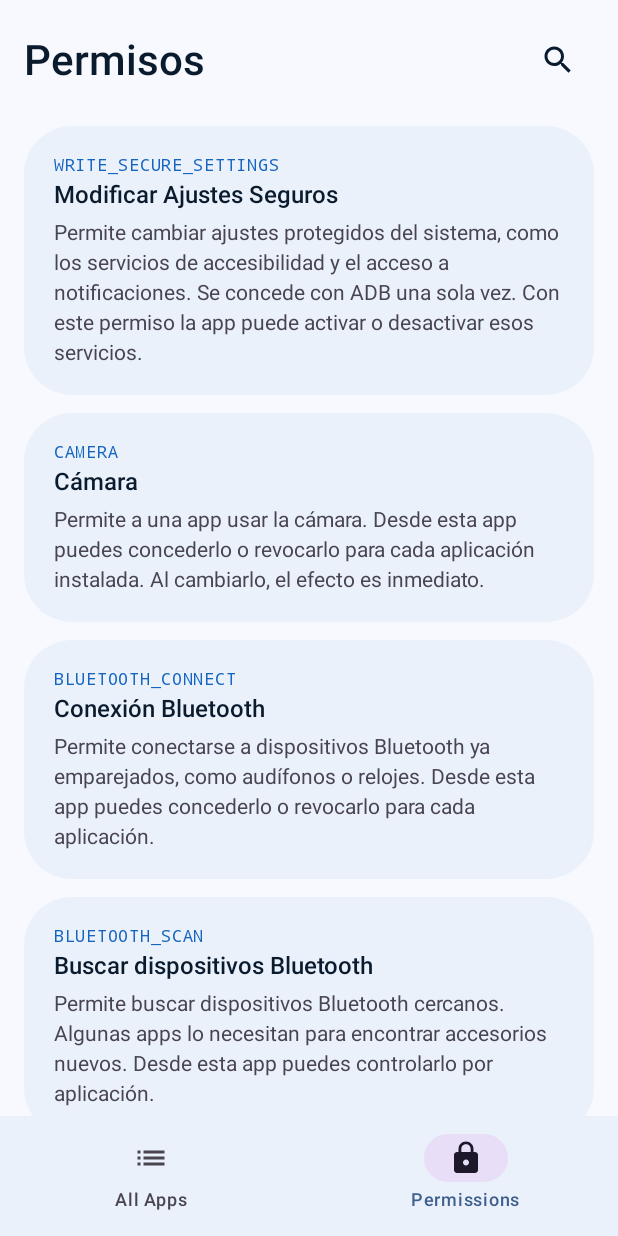
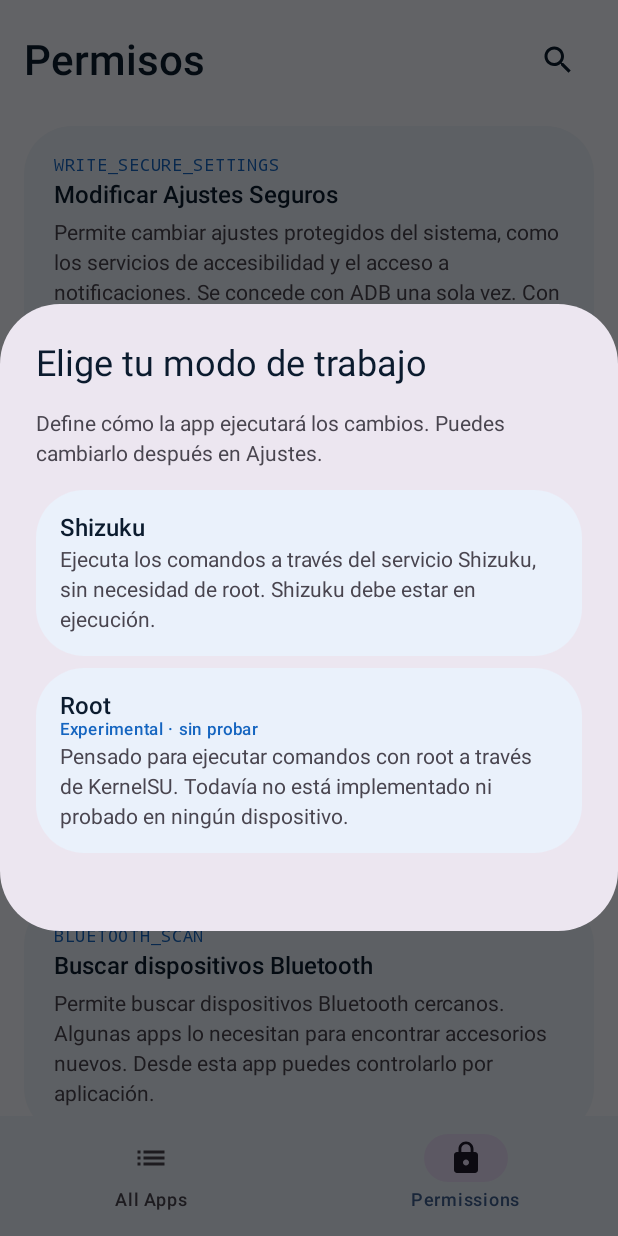
Before and after one commit to francoDev-Ddgh/Permission-Manager-AppOps, an Android app built with Jetpack Compose: the screen it shows after launch (MainActivity), item 2 of the bottom bar chosen, on a phone screen of 412 x 824 dp. Run offline under Robolectric (Android 15) with nearby library versions, the phone set to English and light mode, and no system bars.

Commit message:
feat: first-run work mode chooser dialog; request Shizuku on select

```diff
--- a/app/src/main/java/com/francodev/appops/ui/AppRoot.kt
+++ b/app/src/main/java/com/francodev/appops/ui/AppRoot.kt
@@ -1,23 +1,37 @@
 package com.francodev.appops.ui
 
 import androidx.activity.compose.BackHandler
+import androidx.compose.foundation.layout.Column
+import androidx.compose.foundation.layout.Spacer
+import androidx.compose.foundation.layout.fillMaxWidth
+import androidx.compose.foundation.layout.height
 import androidx.compose.foundation.layout.padding
 import androidx.compose.material.icons.Icons
 import androidx.compose.material.icons.filled.List
 import androidx.compose.material.icons.filled.Lock
+import androidx.compose.material3.AlertDialog
 import androidx.compose.material3.Icon
+import androidx.compose.material3.MaterialTheme
 import androidx.compose.material3.NavigationBar
 import androidx.compose.material3.NavigationBarItem
 import androidx.compose.material3.Scaffold
+import androidx.compose.material3.Surface
 import androidx.compose.material3.Text
 import androidx.compose.runtime.Composable
 import androidx.compose.runtime.getValue
 import androidx.compose.runtime.mutableIntStateOf
 import androidx.compose.runtime.mutableStateOf
+import androidx.compose.runtime.remember
 import androidx.compose.runtime.setValue
 import androidx.compose.runtime.saveable.rememberSaveable
 import androidx.compose.ui.Modifier
 import androidx.compose.ui.graphics.vector.ImageVector
+import androidx.compose.ui.platform.LocalContext
+import androidx.compose.ui.unit.dp
+import androidx.compose.ui.window.DialogProperties
+import com.francodev.appops.data.SettingsStore
+import com.francodev.appops.data.WorkMode
+import com.francodev.appops.shell.ShizukuShell
 import com.francodev.appops.ui.screens.AllAppsScreen
 import com.francodev.appops.ui.screens.PermissionsScreen
 import com.francodev.appops.ui.screens.SettingsScreen
@@ -29,8 +43,24 @@ private enum class MainTab(val label: String, val icon: ImageVector) {
 
 @Composable
 fun AppRoot() {
+    val context = LocalContext.current
+    val store = remember { SettingsStore(context) }
+    var workMode by remember { mutableStateOf(store.getWorkMode()) }
     var selectedTab by rememberSaveable { mutableIntStateOf(0) }
     var showSettings by rememberSaveable { mutableStateOf(false) }
+
+    // Primera vez: obligar a elegir el modo de trabajo.
+    if (workMode == null) {
+        WorkModeChooserDialog(
+            onSelect = { mode ->
+                store.setWorkMode(mode)
+                workMode = mode
+                if (mode == WorkMode.SHIZUKU) {
+                    ShizukuShell.requestPermission()
+                }
+            }
+        )
+    }
 
     BackHandler(enabled = showSettings) { showSettings = false }
 
@@ -60,3 +90,52 @@ fun AppRoot() {
         }
     }
 }
+
+@Composable
+private fun WorkModeChooserDialog(onSelect: (WorkMode) -> Unit) {
+    AlertDialog(
+        onDismissRequest = {},
+        properties = DialogProperties(dismissOnBackPress = false, dismissOnClickOutside = false),
+        title = { Text("Elige tu modo de trabajo") },
+        text = {
+            Column {
+                Text(
+                    text = "Define cómo la app ejecutará los cambios. Puedes cambiarlo después en Ajustes.",
+                    style = MaterialTheme.typography.bodyMedium
+                )
+                Spacer(Modifier.height(12.dp))
+                WorkMode.entries.forEach { mode ->
+                    Surface(
+                        onClick = { onSelect(mode) },
+                        modifier = Modifier
+                            .fillMaxWidth()
+                            .padding(vertical = 4.dp),
+                        shape = MaterialTheme.shapes.large,
+                        color = MaterialTheme.colorScheme.surfaceContainer
+                    ) {
+                        Column(modifier = Modifier.padding(16.dp)) {
+                            Text(
+                                text = mode.label,
+                                style = MaterialTheme.typography.titleMedium
+                            )
+                            if (mode.experimental) {
+                                Text(
+                                    text = "Experimental · sin probar",
+                                    style = MaterialTheme.typography.labelSmall,
+                                    color = MaterialTheme.colorScheme.primary
+                                )
+                            }
+                            Spacer(Modifier.height(4.dp))
+                            Text(
+                                text = mode.description,
+                                style = MaterialTheme.typography.bodyMedium,
+                                color = MaterialTheme.colorScheme.onSurfaceVariant
+                            )
+                        }
+                    }
+                }
+            }
+        },
+        confirmButton = {}
+    )
+}
```
